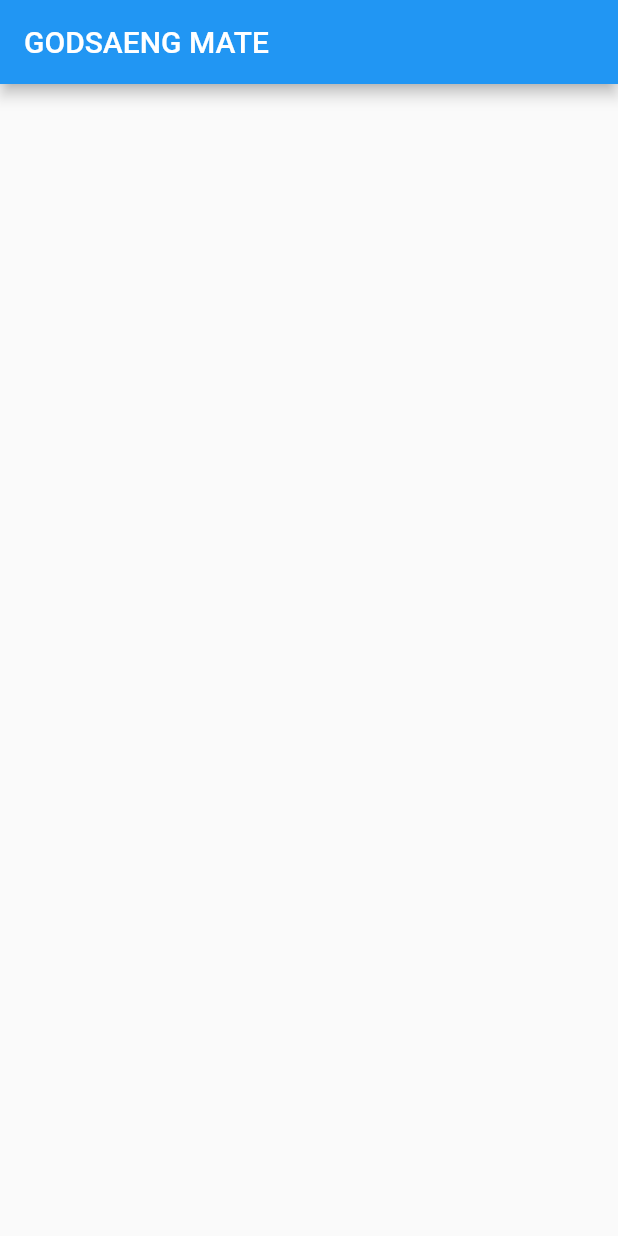
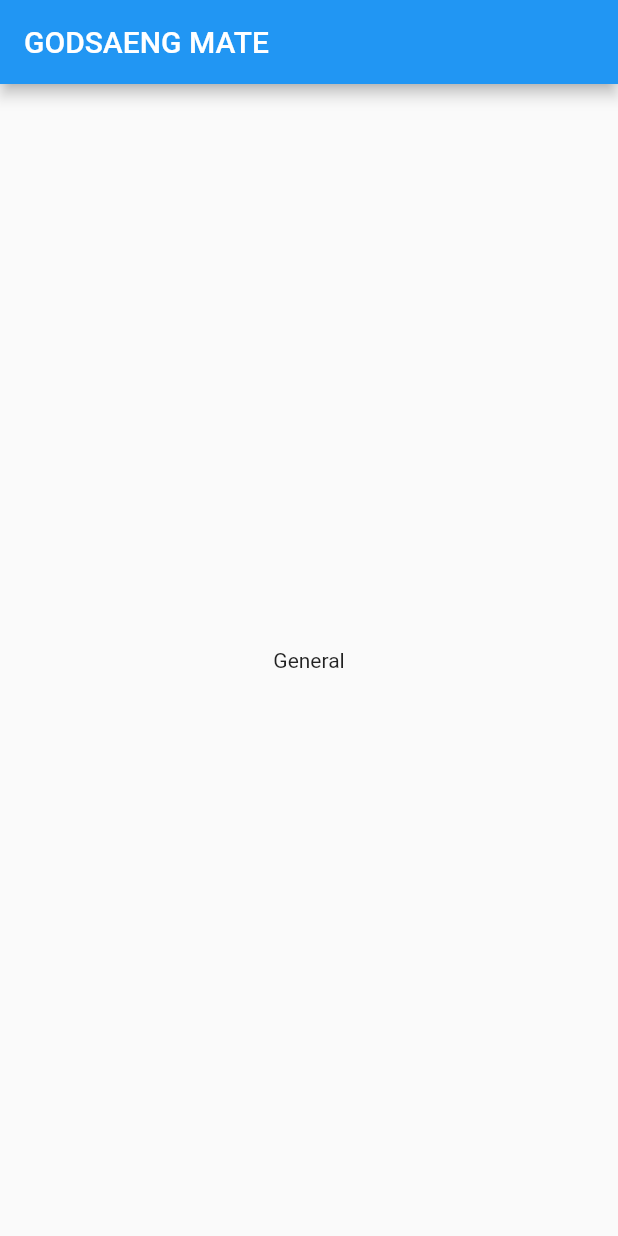
Before and after one commit to Ohgyuchan/flutter_todo, a Flutter app: the screen it shows after launch, on a phone screen of 412 x 824 dp. Run offline on Flutter 3.47's test engine with Material 2 defaults, Android fonts, the phone set to English and light mode, and no system bars; our stand-ins replace get.

```diff
--- a/lib/lang/en_us.dart
+++ b/lib/lang/en_us.dart
@@ -1,3 +1,4 @@
 const Map<String, String> enUS = {
   'title': 'GODSAENG MATE',
+  'default_group': 'General',
 };
--- a/lib/lang/ko_kr.dart
+++ b/lib/lang/ko_kr.dart
@@ -1,3 +1,4 @@
 const Map<String, String> koKR = {
   'title': '갓생메이트',
+  'default_group': '일반',
 };
--- a/lib/main.dart
+++ b/lib/main.dart
@@ -1,3 +1,5 @@
+import 'dart:ui';
+
 import 'package:get/get.dart';
 import 'package:flutter/material.dart';
 import 'package:intl/date_symbol_data_local.dart';
@@ -18,7 +20,7 @@ class MyApp extends StatelessWidget {
   @override
   Widget build(BuildContext context) {
     return GetMaterialApp(
-      locale: LocalizationService.locale,
+      locale: window.locale,
       fallbackLocale: LocalizationService.fallbackLocale,
       translations: LocalizationService(),
       theme: ThemeData(
--- a/lib/screens/home_screen.dart
+++ b/lib/screens/home_screen.dart
@@ -10,6 +10,13 @@ class HomeScreen extends StatelessWidget {
       appBar: AppBar(
         title: Text('title'.tr),
       ),
+      body: _buildBody(),
+    );
+  }
+
+  _buildBody() {
+    return Center(
+      child: Text('default_group'.tr),
     );
   }
 }
--- a/lib/services/localization_service.dart
+++ b/lib/services/localization_service.dart
@@ -8,22 +8,20 @@ class LocalizationService extends Translations {
   static final locale = Locale('en', 'US');
 
   // fallbackLocale saves the day when the locale gets in trouble
-  static final fallbackLocale = Locale('tr', 'TR');
+  static final fallbackLocale = Locale('en', 'US');
 
   // Supported languages
   // Needs to be same order with locales
   static final langs = [
     'English',
-    'Türkçe',
-    '日本語',
+    '한국어',
   ];
 
   // Supported locales
   // Needs to be same order with langs
   static final locales = [
     Locale('en', 'US'),
-    Locale('tr', 'TR'),
-    Locale('ja', 'JP'),
+    Locale('ko', 'KR'),
   ];
 
   // Keys and their translations
@@ -31,7 +29,7 @@ class LocalizationService extends Translations {
   @override
   Map<String, Map<String, String>> get keys => {
         'en_US': enUS, // lang/en_us.dart
-        'ko_KR': koKR, // lang/ja_jp.dart
+        'ko_KR': koKR,
       };
 
   // Gets locale from language, and updates the locale
```
